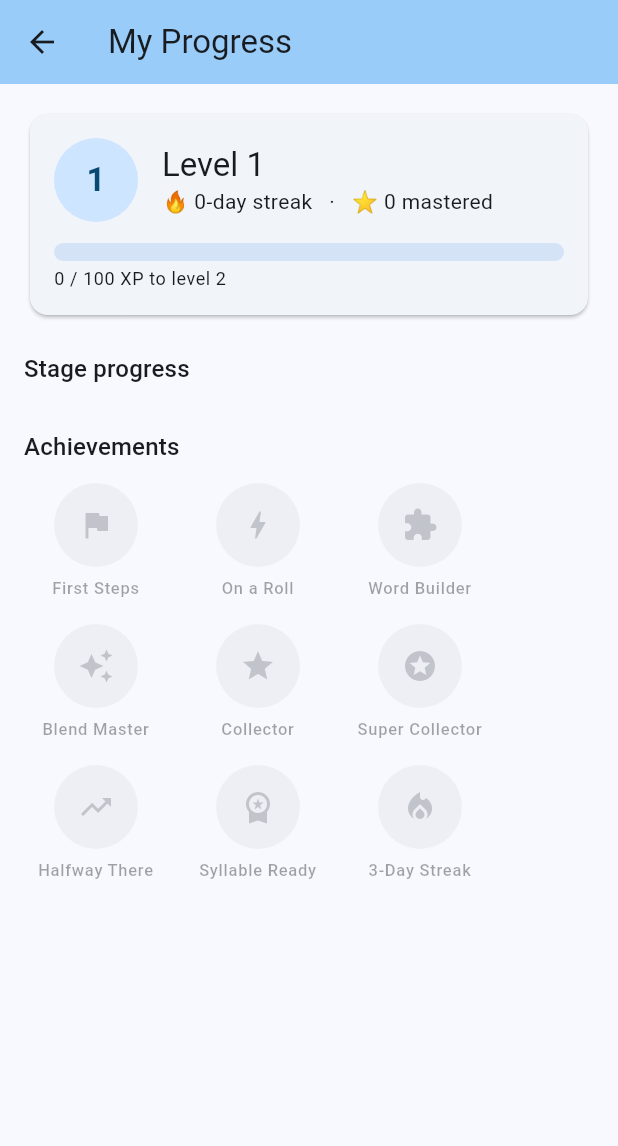
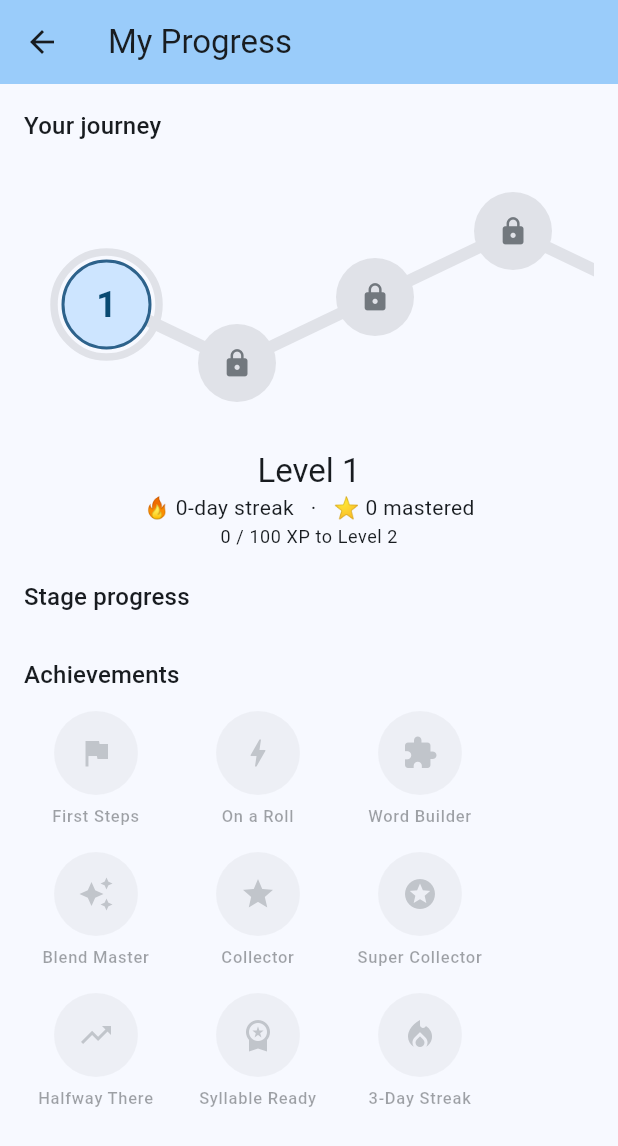
Before and after one commit to mklawonn/reading-game, a Flutter app: the ProgressScreen screen opened directly with empty values, on a phone screen of 412 x 824 dp. Shown: the top 1146 px of the screen. Run offline on Flutter 3.47's test engine with Material 3 defaults, Android fonts, the phone set to English and light mode, and no system bars; our stand-ins replace cloud_firestore, firebase_auth, firebase_core, flutter_tts, shared_preferences; accounts and stored records are empty.

Commit message:
feat(progress-map): Candy-Crush-style XP level ladder
The progress screen now opens with a winding "Your journey" trail of level
nodes driven purely by the XP curve: completed levels are starred, the current
level shows an XP-fill ring, future levels are locked. It is a decoupled reward
path (knows only XP, not content or stages), auto-centered on the current level;
the per-stage bars and achievement grid remain below.

- features/progress/level_map_screen.dart: LevelMap widget + trail painter + nodes
- features/progress/progress_screen.dart: map as the headline; a slim level
  summary replaces the old level card
- test/level_map_test.dart: done/current/locked nodes from XP; fresh = level 1

Co-Authored-By: Claude Opus 4.8 <noreply@anthropic.com>

```diff
--- /dev/null
+++ b/app/lib/features/progress/level_map_screen.dart
@@ -0,0 +1,212 @@
+import 'dart:math';
+
+import 'package:flutter/material.dart';
+
+import '../../progress/progress_service.dart';
+
+/// A Candy-Crush-style winding **level ladder**, driven purely by the XP curve
+/// (`ProgressService.level` / `xpIntoLevel` / `xpForThisLevel`). It is a
+/// decoupled *reward* path — it deliberately knows nothing about specific
+/// content or stages, just points earned. Completed levels are filled, the
+/// current level shows an XP ring, future levels are locked. Scrolls
+/// horizontally and auto-centers the current level.
+class LevelMap extends StatefulWidget {
+  const LevelMap({super.key, required this.progress, this.lookahead = 4});
+
+  final ProgressService progress;
+
+  /// How many locked levels to show beyond the current one.
+  final int lookahead;
+
+  @override
+  State<LevelMap> createState() => _LevelMapState();
+}
+
+class _LevelMapState extends State<LevelMap> {
+  static const double _nodeR = 26;
+  static const double _hGap = 92;
+  static const double _amp = 44;
+  static const double _pad = 24;
+
+  final ScrollController _controller = ScrollController();
+
+  @override
+  void initState() {
+    super.initState();
+    WidgetsBinding.instance.addPostFrameCallback((_) => _centerCurrent());
+  }
+
+  @override
+  void dispose() {
+    _controller.dispose();
+    super.dispose();
+  }
+
+  double _x(int i) => _pad + _nodeR + i * _hGap;
+  double _y(int i, double midY) => midY + _amp * sin(i * pi / 2);
+
+  void _centerCurrent() {
+    if (!_controller.hasClients) return;
+    final current = widget.progress.level;
+    final target = _x(current - 1) -
+        _controller.position.viewportDimension / 2 +
+        _nodeR;
+    _controller.jumpTo(target.clamp(0.0, _controller.position.maxScrollExtent));
+  }
+
+  @override
+  Widget build(BuildContext context) {
+    final p = widget.progress;
+    final levels = max(p.level + widget.lookahead, 8);
+    final height = 2 * _amp + 2 * _nodeR + 2 * _pad;
+    final midY = height / 2;
+    final width = _x(levels - 1) + _nodeR + _pad;
+    final points = [for (var i = 0; i < levels; i++) Offset(_x(i), _y(i, midY))];
+
+    return SizedBox(
+      height: height,
+      child: SingleChildScrollView(
+        controller: _controller,
+        scrollDirection: Axis.horizontal,
+        child: SizedBox(
+          width: width,
+          height: height,
+          child: Stack(
+            children: [
+              // Connecting trail behind the nodes.
+              Positioned.fill(
+                child: CustomPaint(
+                  painter: _TrailPainter(
+                    points: points,
+                    currentLevel: p.level,
+                    reached: Theme.of(context).colorScheme.primary,
+                    locked: Theme.of(context).colorScheme.surfaceContainerHighest,
+                  ),
+                ),
+              ),
+              for (var i = 0; i < levels; i++)
+                Positioned(
+                  left: points[i].dx - _nodeR - (i + 1 == p.level ? 4 : 0),
+                  top: points[i].dy - _nodeR - (i + 1 == p.level ? 4 : 0),
+                  child: _LevelNode(
+                    level: i + 1,
+                    current: p.level,
+                    radius: _nodeR,
+                    xpFraction: p.xpForThisLevel == 0
+                        ? 0
+                        : p.xpIntoLevel / p.xpForThisLevel,
+                  ),
+                ),
+            ],
+          ),
+        ),
+      ),
+    );
+  }
+}
+
+class _TrailPainter extends CustomPainter {
+  _TrailPainter({
+    required this.points,
+    required this.currentLevel,
+    required this.reached,
+    required this.locked,
+  });
+
+  final List<Offset> points;
+  final int currentLevel;
+  final Color reached;
+  final Color locked;
+
+  @override
+  void paint(Canvas canvas, Size size) {
+    final stroke = Paint()
+      ..strokeWidth = 8
+      ..strokeCap = StrokeCap.round
+      ..style = PaintingStyle.stroke;
+    for (var i = 0; i < points.length - 1; i++) {
+      // A segment is "earned" once its right-hand node has been reached.
+      stroke.color = (i + 2 <= currentLevel) ? reached : locked;
+      canvas.drawLine(points[i], points[i + 1], stroke);
+    }
+  }
+
+  @override
+  bool shouldRepaint(_TrailPainter old) =>
+      old.currentLevel != currentLevel || old.points != points;
+}
+
+class _LevelNode extends StatelessWidget {
+  const _LevelNode({
+    required this.level,
+    required this.current,
+    required this.radius,
+    required this.xpFraction,
+  });
+
+  final int level;
+  final int current;
+  final double radius;
+  final double xpFraction;
+
+  @override
+  Widget build(BuildContext context) {
+    final scheme = Theme.of(context).colorScheme;
+    final done = level < current;
+    final isCurrent = level == current;
+    final r = isCurrent ? radius + 4 : radius;
+
+    final Color bg;
+    final Color fg;
+    if (done) {
+      bg = scheme.primary;
+      fg = scheme.onPrimary;
+    } else if (isCurrent) {
+      bg = scheme.primaryContainer;
+      fg = scheme.onPrimaryContainer;
+    } else {
+      bg = scheme.surfaceContainerHighest;
+      fg = scheme.outline;
+    }
+
+    final Widget face = Container(
+      width: r * 2,
+      height: r * 2,
+      alignment: Alignment.center,
+      decoration: BoxDecoration(
+        color: bg,
+        shape: BoxShape.circle,
+        border: isCurrent ? Border.all(color: scheme.primary, width: 2) : null,
+      ),
+      child: done
+          ? Icon(Icons.star, color: fg, size: r)
+          : isCurrent
+              ? Text('$level',
+                  style: TextStyle(
+                      color: fg, fontWeight: FontWeight.bold, fontSize: r * 0.8))
+              : Icon(Icons.lock, color: fg, size: r * 0.8),
+    );
+
+    if (!isCurrent) return face;
+    // Current level: wrap the node in an XP-fill ring.
+    return SizedBox(
+      width: r * 2 + 10,
+      height: r * 2 + 10,
+      child: Stack(
+        alignment: Alignment.center,
+        children: [
+          SizedBox(
+            width: r * 2 + 10,
+            height: r * 2 + 10,
+            child: CircularProgressIndicator(
+              value: xpFraction.clamp(0.0, 1.0),
+              strokeWidth: 5,
+              backgroundColor: scheme.surfaceContainerHighest,
+            ),
+          ),
+          face,
+        ],
+      ),
+    );
+  }
+}
--- a/app/lib/features/progress/progress_screen.dart
+++ b/app/lib/features/progress/progress_screen.dart
@@ -2,6 +2,7 @@ import 'package:flutter/material.dart';
 
 import '../../progress/achievements.dart';
 import '../../progress/progress_service.dart';
+import 'level_map_screen.dart';
 
 // Stage display names are a stable curriculum abstraction (not content).
 const Map<int, String> _stageNames = {
@@ -29,7 +30,11 @@ class ProgressScreen extends StatelessWidget {
           return ListView(
             padding: const EdgeInsets.all(16),
             children: [
-              _LevelCard(progress: progress),
+              Text('Your journey', style: Theme.of(context).textTheme.titleMedium),
+              const SizedBox(height: 8),
+              LevelMap(progress: progress),
+              const SizedBox(height: 8),
+              _LevelSummary(progress: progress),
               const SizedBox(height: 20),
               Text('Stage progress', style: Theme.of(context).textTheme.titleMedium),
               const SizedBox(height: 8),
@@ -54,58 +59,26 @@ class ProgressScreen extends StatelessWidget {
   }
 }
 
-class _LevelCard extends StatelessWidget {
-  const _LevelCard({required this.progress});
+class _LevelSummary extends StatelessWidget {
+  const _LevelSummary({required this.progress});
 
   final ProgressService progress;
 
   @override
   Widget build(BuildContext context) {
-    final scheme = Theme.of(context).colorScheme;
     final into = progress.xpIntoLevel;
     final span = progress.xpForThisLevel;
-    return Card(
-      child: Padding(
-        padding: const EdgeInsets.all(16),
-        child: Column(
-          crossAxisAlignment: CrossAxisAlignment.start,
-          children: [
-            Row(
-              children: [
-                CircleAvatar(
-                  radius: 28,
-                  backgroundColor: scheme.primaryContainer,
-                  child: Text('${progress.level}',
-                      style: Theme.of(context).textTheme.titleLarge?.copyWith(
-                          color: scheme.onPrimaryContainer, fontWeight: FontWeight.bold)),
-                ),
-                const SizedBox(width: 16),
-                Expanded(
-                  child: Column(
-                    crossAxisAlignment: CrossAxisAlignment.start,
-                    children: [
-                      Text('Level ${progress.level}',
-                          style: Theme.of(context).textTheme.titleLarge),
-                      Text('🔥 ${progress.dayStreak}-day streak   ·   ⭐ ${progress.masteredCount} mastered'),
-                    ],
-                  ),
-                ),
-              ],
-            ),
-            const SizedBox(height: 14),
-            ClipRRect(
-              borderRadius: BorderRadius.circular(8),
-              child: LinearProgressIndicator(
-                value: span == 0 ? 0 : into / span,
-                minHeight: 12,
-              ),
-            ),
-            const SizedBox(height: 4),
-            Text('$into / $span XP to level ${progress.level + 1}',
-                style: Theme.of(context).textTheme.bodySmall),
-          ],
-        ),
-      ),
+    return Column(
+      children: [
+        Text('Level ${progress.level}',
+            style: Theme.of(context).textTheme.titleLarge),
+        Text(
+            '🔥 ${progress.dayStreak}-day streak   ·   ⭐ ${progress.masteredCount} mastered',
+            style: Theme.of(context).textTheme.bodyMedium),
+        const SizedBox(height: 2),
+        Text('$into / $span XP to Level ${progress.level + 1}',
+            style: Theme.of(context).textTheme.bodySmall),
+      ],
     );
   }
 }
```
Also changed, not shown: 1 other file.
